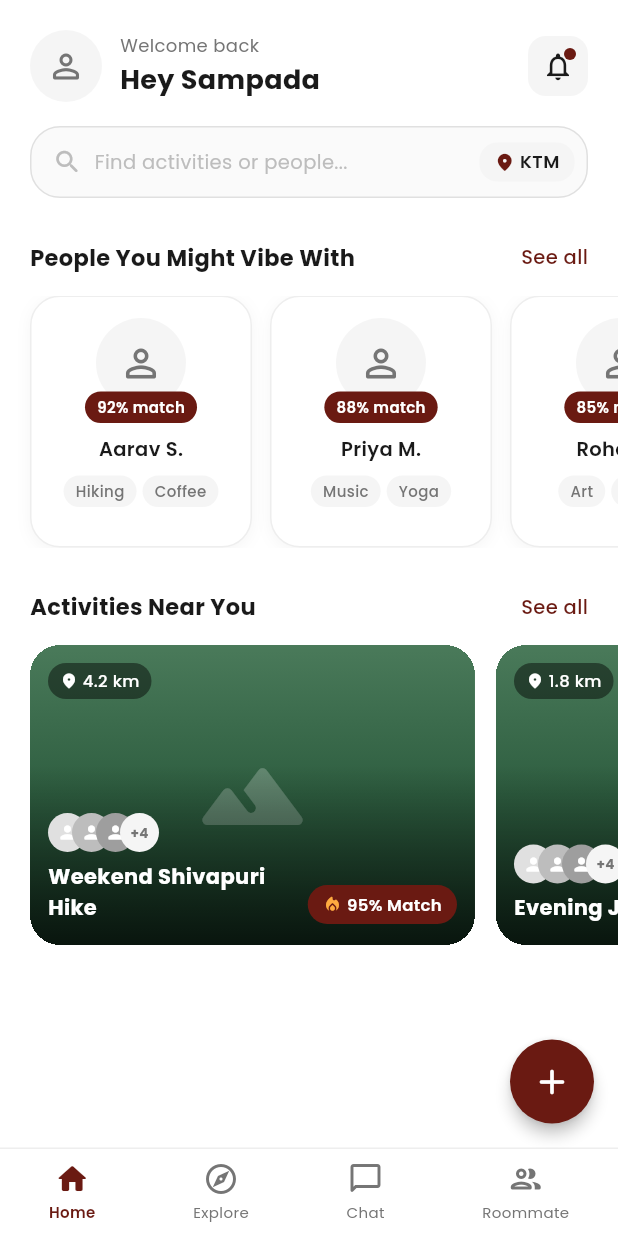
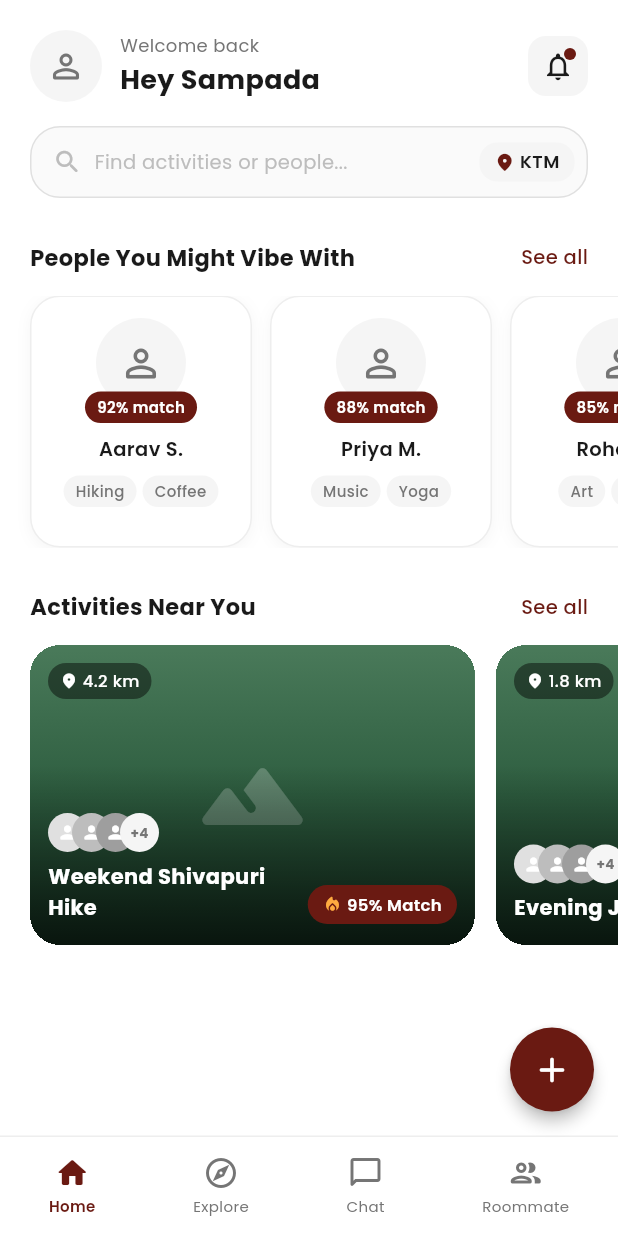
Before and after one commit to spcodes05/tribal, a Flutter app: the HomeScreen screen opened by its route, on a phone screen of 412 x 824 dp. Run offline on Flutter 3.47's test engine with Material 3 defaults, Android fonts, the light colour scheme and no system bars; our stand-ins replace dio, go_router, google_fonts, image_picker, shared_preferences; accounts and stored records are empty.

Commit message:
Fixed email verification and made nav bar a widget

````diff
--- a/frontend/lib/core/network/api_config.dart
+++ b/frontend/lib/core/network/api_config.dart
@@ -14,6 +14,7 @@ class ApiConfig {
   // ── Users endpoints (apps/users/urls.py) ──────────────────────────────────
   static const String register = '/users/register/';
   static const String verifyEmail = '/users/verify-email/';
+  static const String resendVerification = '/users/resend-verification/';
   static const String login = '/users/login/';
   static const String gender = '/users/gender/';
   static const String interests = '/users/interests/';
--- a/frontend/lib/core/routes/app_routes.dart
+++ b/frontend/lib/core/routes/app_routes.dart
@@ -5,6 +5,7 @@ import '../../controllers/profile_setup_controller.dart';
 import '../../views/onboarding/onboarding_screen.dart';
 import '../../views/auth/login_screen.dart';
 import '../../views/auth/signup_screen.dart';
+import '../../views/auth/verify_email_screen.dart';
 import '../../views/profile_completion/phone_verification_screen.dart';
 import '../../views/profile_completion/gender_selection_screen.dart';
 import '../../views/profile_completion/social_verification_screen.dart';
@@ -38,6 +39,7 @@ class AppRoutes {
   static const String onboarding = '/onboarding';
   static const String login = '/login';
   static const String signup = '/signup';
+  static const String verifyEmail = '/verify-email';
 
 
   // Profile completion flow
@@ -70,6 +72,13 @@ class AppRoutes {
         name: 'signup',
         builder: (BuildContext context, GoRouterState state) =>
         const SignupScreen(),
+      ),
+      GoRoute(
+        path: verifyEmail,
+        name: 'verifyEmail',
+        builder: (BuildContext context, GoRouterState state) =>
+            VerifyEmailScreen(
+                initialEmail: state.uri.queryParameters['email']),
       ),
       GoRoute(
         path: home,
--- a/frontend/lib/views/home/home_screen.dart
+++ b/frontend/lib/views/home/home_screen.dart
@@ -2,6 +2,7 @@ import 'package:flutter/material.dart';
 import 'package:google_fonts/google_fonts.dart';
 import '../../core/constants/app_colors.dart';
 import '../../models/home_models.dart';
+import '../../widgets/tribal_bottom_nav.dart';
 
 /// Home screen for TRIBAL.
 ///
@@ -88,7 +89,7 @@ class HomeScreen extends StatelessWidget {
       ),
       floatingActionButton: _AddFab(),
       floatingActionButtonLocation: FloatingActionButtonLocation.endFloat,
-      bottomNavigationBar: const _BottomNav(),
+      bottomNavigationBar: const TribalBottomNav(),
     );
   }
 }
@@ -688,89 +689,3 @@ class _AddFab extends StatelessWidget {
     );
   }
 }
-
-// =============================================================================
-// Bottom Navigation Bar
-// =============================================================================
-
-class _BottomNav extends StatelessWidget {
-  const _BottomNav();
-
-  @override
-  Widget build(BuildContext context) {
-    // Using index 0 (Home) as active by default.
-    // Lift state to a controller when wiring up the rest of the app.
-    return Container(
-      decoration: BoxDecoration(
-        color: AppColors.background,
-        border: Border(
-          top: BorderSide(color: AppColors.divider, width: 1),
-        ),
-      ),
-      child: SafeArea(
-        top: false,
-        child: Padding(
-          padding: const EdgeInsets.symmetric(vertical: 8),
-          child: Row(
-            mainAxisAlignment: MainAxisAlignment.spaceAround,
-            children: [
-              _NavItem(
-                icon: Icons.home_rounded,
-                label: 'Home',
-                isActive: true,
-              ),
-              _NavItem(
-                icon: Icons.explore_outlined,
-                label: 'Explore',
-                isActive: false,
-              ),
-              _NavItem(
-                icon: Icons.chat_bubble_outline_rounded,
-                label: 'Chat',
-                isActive: false,
-              ),
-              _NavItem(
-                icon: Icons.people_outline_rounded,
-                label: 'Roommate',
-                isActive: false,
-              ),
-            ],
-          ),
-        ),
-      ),
-    );
-  }
-}
-
-class _NavItem extends StatelessWidget {
-  final IconData icon;
-  final String label;
-  final bool isActive;
-
-  const _NavItem({
-    required this.icon,
-    required this.label,
-    required this.isActive,
-  });
-
-  @override
-  Widget build(BuildContext context) {
-    final color = isActive ? AppColors.primary : AppColors.textSecondary;
-
-    return Column(
-      mainAxisSize: MainAxisSize.min,
-      children: [
-        Icon(icon, color: color, size: 24),
-        const SizedBox(height: 3),
-        Text(
-          label,
-          style: GoogleFonts.poppins(
-            fontSize: 10,
-            fontWeight: isActive ? FontWeight.w600 : FontWeight.w400,
-            color: color,
-          ),
-        ),
-      ],
-    );
-  }
-}
--- /dev/null
+++ b/frontend/lib/widgets/tribal_bottom_nav.dart
@@ -0,0 +1,165 @@
+import 'package:flutter/material.dart';
+import 'package:go_router/go_router.dart';
+import 'package:google_fonts/google_fonts.dart';
+import '../core/constants/app_colors.dart';
+import '../core/routes/app_routes.dart';
+
+/// Reusable bottom navigation bar for TRIBAL.
+///
+/// Usage — just drop it into any screen's [Scaffold.bottomNavigationBar]:
+/// ```dart
+/// Scaffold(
+///   body: ...,
+///   bottomNavigationBar: const TribalBottomNav(),
+/// )
+/// ```
+///
+/// The active tab is detected automatically from the current GoRouter
+/// location — no need to pass an index or active flag per screen.
+/// Tab navigation fires [GoRouter.go] so the back-stack stays clean.
+/// Tabs whose routes aren't registered yet show a "coming soon" snackbar
+/// instead of navigating.
+class TribalBottomNav extends StatelessWidget {
+  const TribalBottomNav({super.key});
+
+  static const _tabs = [
+    _TabConfig(
+      label: 'Home',
+      icon: Icons.home_outlined,
+      activeIcon: Icons.home_rounded,
+      route: AppRoutes.home,
+    ),
+    _TabConfig(
+      label: 'Explore',
+      icon: Icons.explore_outlined,
+      activeIcon: Icons.explore_rounded,
+      route: null, // not implemented yet
+    ),
+    _TabConfig(
+      label: 'Chat',
+      icon: Icons.chat_bubble_outline_rounded,
+      activeIcon: Icons.chat_bubble_rounded,
+      route: null, // not implemented yet
+    ),
+    _TabConfig(
+      label: 'Roommate',
+      icon: Icons.people_outline_rounded,
+      activeIcon: Icons.people_rounded,
+      route: null, // not implemented yet
+    ),
+  ];
+
+  @override
+  Widget build(BuildContext context) {
+    final currentLocation = GoRouterState.of(context).uri.path;
+
+    return Container(
+      decoration: BoxDecoration(
+        color: AppColors.background,
+        border: Border(
+          top: BorderSide(color: AppColors.divider, width: 1),
+        ),
+      ),
+      child: SafeArea(
+        top: false,
+        child: Padding(
+          padding: const EdgeInsets.symmetric(vertical: 8),
+          child: Row(
+            mainAxisAlignment: MainAxisAlignment.spaceAround,
+            children: _tabs.map((tab) {
+              final isActive = tab.route != null &&
+                  currentLocation.startsWith(tab.route!);
+
+              return _NavItem(
+                tab: tab,
+                isActive: isActive,
+                onTap: () => _onTap(context, tab),
+              );
+            }).toList(),
+          ),
+        ),
+      ),
+    );
+  }
+
+  void _onTap(BuildContext context, _TabConfig tab) {
+    if (tab.route == null) {
+      ScaffoldMessenger.of(context).showSnackBar(
+        SnackBar(
+          content: Text('${tab.label} is coming soon!'),
+          duration: const Duration(seconds: 2),
+          behavior: SnackBarBehavior.floating,
+        ),
+      );
+      return;
+    }
+
+    // Don't navigate if already on this tab
+    final currentLocation = GoRouterState.of(context).uri.path;
+    if (!currentLocation.startsWith(tab.route!)) {
+      context.go(tab.route!);
+    }
+  }
+}
+
+// =============================================================================
+// Internal config + item widget
+// =============================================================================
+
+class _TabConfig {
+  final String label;
+  final IconData icon;
+  final IconData activeIcon;
+  final String? route; // null = not yet implemented
+
+  const _TabConfig({
+    required this.label,
+    required this.icon,
+    required this.activeIcon,
+    required this.route,
+  });
+}
+
+class _NavItem extends StatelessWidget {
+  final _TabConfig tab;
+  final bool isActive;
+  final VoidCallback onTap;
+
+  const _NavItem({
+    required this.tab,
+    required this.isActive,
+    required this.onTap,
+  });
+
+  @override
+  Widget build(BuildContext context) {
+    final color = isActive ? AppColors.primary : AppColors.textSecondary;
+
+    return GestureDetector(
+      onTap: onTap,
+      behavior: HitTestBehavior.opaque,
+      child: Padding(
+        padding: const EdgeInsets.symmetric(horizontal: 16, vertical: 4),
+        child: Column(
+          mainAxisSize: MainAxisSize.min,
+          children: [
+            Icon(
+              isActive ? tab.activeIcon : tab.icon,
+              color: color,
+              size: 24,
+            ),
+            const SizedBox(height: 3),
+            Text(
+              tab.label,
+              style: GoogleFonts.poppins(
+                fontSize: 10,
+                fontWeight: isActive ? FontWeight.w600 : FontWeight.w400,
+                color: color,
+              ),
+            ),
+          ],
+        ),
+      ),
+    );
+  }
+}
````
Also changed, not shown: frontend/lib/controllers/auth_controller.dart (+43 -0 lines), frontend/lib/services/auth_service.dart (+12 -0 lines), frontend/lib/views/auth/login_screen.dart (+31 -5 lines), frontend/lib/views/auth/signup_screen.dart (+10 -3 lines), frontend/lib/views/auth/verify_email_screen.dart (added, +215 -0 lines), 3 other files.
